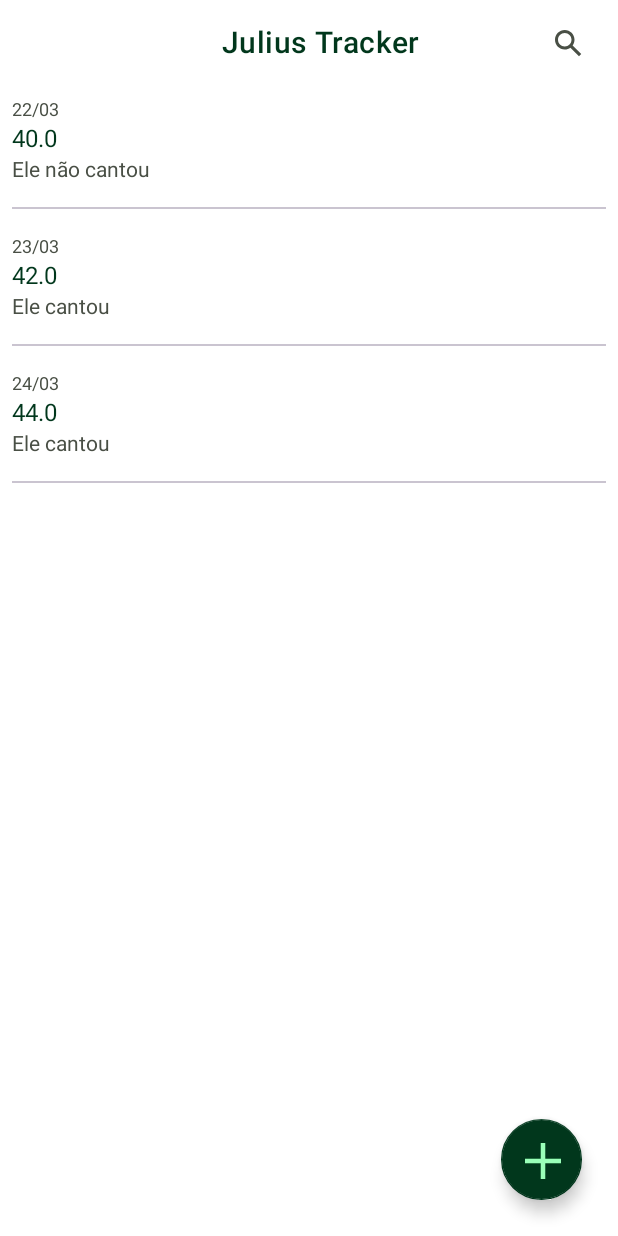
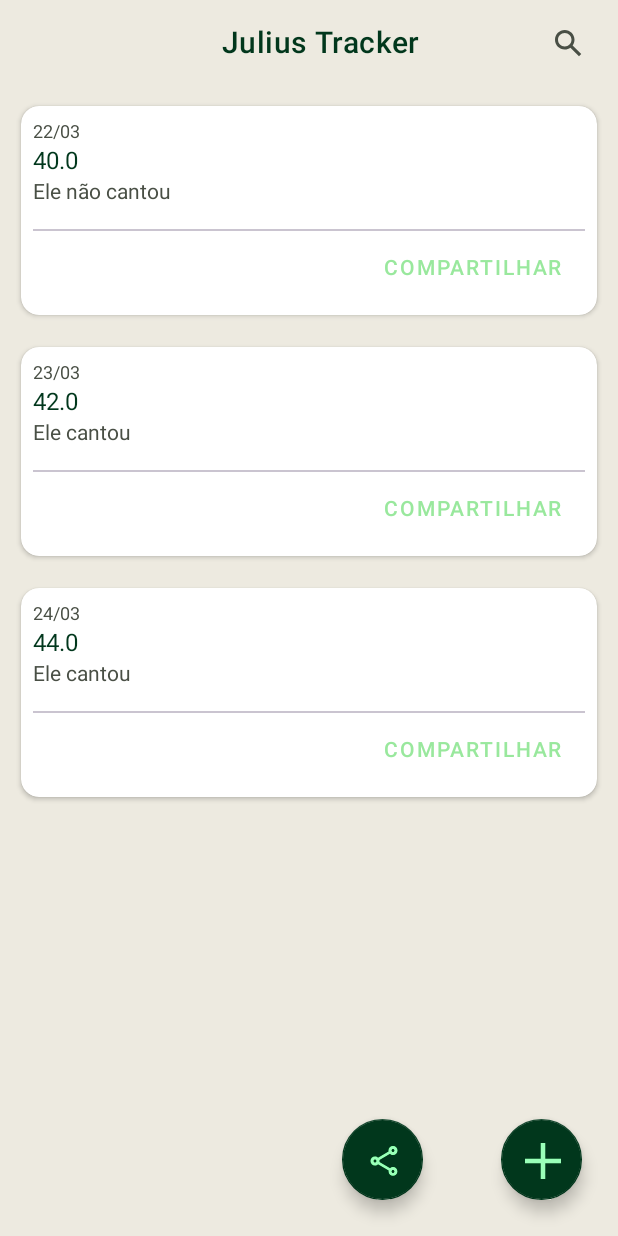
Before and after one commit to heloisa-cardillo/JuliusTracker, an Android app: the screen it shows after launch (MainActivity), on a phone screen of 412 x 824 dp. Run offline under Robolectric (Android 15) with nearby library versions, the phone set to English and light mode, and no system bars.

Commit message:
Renamed xml Cardview ok Implemented click function

```diff
--- a/JuliusTracker/app/src/main/java/com/helo/juliustracker/AdapterDetails.kt
+++ b/JuliusTracker/app/src/main/java/com/helo/juliustracker/AdapterDetails.kt
@@ -10,7 +10,7 @@ class AdapterDetails(private val itemsdetails: List<Medicine>): RecyclerView.Ada
 
     override fun onCreateViewHolder(parent: ViewGroup, viewType: Int): DetailsViewHolder {
         //criar as visualizacoes em tela - criar os itens de lista
-        val viewDetails = LayoutInflater.from(parent.context).inflate(R.layout.item_data_remedio, parent, false)
+        val viewDetails = LayoutInflater.from(parent.context).inflate(R.layout.fragment_form_item, parent, false)
         val holder2 = DetailsViewHolder(viewDetails)
         return holder2
     }
--- a/JuliusTracker/app/src/main/java/com/helo/juliustracker/AdpterMedicine.kt
+++ b/JuliusTracker/app/src/main/java/com/helo/juliustracker/AdpterMedicine.kt
@@ -7,12 +7,12 @@ import android.widget.TextView
 import androidx.recyclerview.widget.RecyclerView
 
 
-class AdpterMedicine(private val itemsformulario: List<Formulario>): RecyclerView.Adapter<AdpterMedicine.FormularioViewHolder>() {
+class AdpterMedicine(private val itemsformulario: List<Formulario>, private val clickLista: Click_lista): RecyclerView.Adapter<AdpterMedicine.FormularioViewHolder>() {
 
     override fun onCreateViewHolder(parent: ViewGroup, viewType: Int): FormularioViewHolder {
         //criar as visualizacoes em tela - criar os itens de lista
         val viewFormulario =
-            LayoutInflater.from(parent.context).inflate(R.layout.item_data_formulario, parent, false)
+            LayoutInflater.from(parent.context).inflate(R.layout.fragment_list_data_item, parent, false)
         // no from passa o contexto da classe, parametros - class AdapterMedicice (xxx)
         val holder = FormularioViewHolder(viewFormulario)
         return holder
@@ -25,6 +25,10 @@ class AdpterMedicine(private val itemsformulario: List<Formulario>): RecyclerVie
         //exibir as visualizacoes para o usuario
         holder.peso.text = itemsformulario[position].peso.toString()
         holder.data.text= itemsformulario[position].data.toString()
+
+        holder.itemView.setOnClickListener {
+            clickLista.onClick(itemsformulario[position])
+        }
 
 
         //holder.cantou.text = itemsformulario[position].cantou.toString()
--- a/JuliusTracker/app/src/main/java/com/helo/juliustracker/Click_lista.kt
+++ b/JuliusTracker/app/src/main/java/com/helo/juliustracker/Click_lista.kt
@@ -1,7 +1,6 @@
 package com.helo.juliustracker
 
-interface Click_lista
-{
+interface Click_lista{
     fun onClick(formulario: Formulario)
 
 }
--- a/JuliusTracker/app/src/main/java/com/helo/juliustracker/ListDataFragment.kt
+++ b/JuliusTracker/app/src/main/java/com/helo/juliustracker/ListDataFragment.kt
@@ -6,12 +6,13 @@ import android.view.LayoutInflater
 import android.view.View
 import android.view.ViewGroup
 import android.widget.Switch
+import androidx.core.os.bundleOf
 import androidx.fragment.app.Fragment
 import androidx.navigation.fragment.findNavController
 import androidx.recyclerview.widget.LinearLayoutManager
 import androidx.recyclerview.widget.RecyclerView
 import com.google.android.material.floatingactionbutton.FloatingActionButton
-import com.helo.juliustracker.databinding.ActivityMainBinding
+
 
 class ListDataFragment : Fragment(), Click_lista {
 
@@ -24,6 +25,7 @@ class ListDataFragment : Fragment(), Click_lista {
     ): View? {
         return inflater.inflate(R.layout.fragment_list_data,container,false)
 //        binding = ActivityMainBinding.inflate(layoutInflater)
+
     }
 
     override fun onViewCreated(view: View, savedInstanceState: Bundle?) {
@@ -37,19 +39,30 @@ class ListDataFragment : Fragment(), Click_lista {
         //otimizar/otimizar nossa lista
         //Configurar o Adapater
 
-        val adapterMedicine = AdpterMedicine(listaFormulario)
+        val clickLista : Click_lista = this
+        val adapterMedicine = AdpterMedicine(listaFormulario,this)
         //nao passa contexto para o adapter -> ja tem acesso e pode levar a problemas de memoria (memoryleak)
         recycler_view_teste.adapter= adapterMedicine
 
-        view.findViewById<FloatingActionButton>(R.id.mais).setOnClickListener {
+        view.findViewById<FloatingActionButton>(R.id.plus_button).setOnClickListener {
             findNavController().navigate(R.id.list_to_detail)
         }
+
+//        view.findViewById<FloatingActionButton>(R.id.share_button).setOnClickListener {
+//            findNavController().
+//        }
     }
 
     override fun onClick(formulario: Formulario) {
-        val intent = Intent(requireContext(), ListDataFragment::class.java)
-        startActivity(intent)
+        findNavController().navigate(R.id.list_to_detail, bundleOf("data" to formulario))
     }
+
+//     fun compartilhar(formulario: Formulario) {
+//        val intent = Intent(requireContext(), ListDataFragment::class.java)
+//        startActivity(intent)
+//    }
+//
+
 }
 
 //childFragmentManager.beginTransaction().add(
--- /dev/null
+++ b/JuliusTracker/app/src/main/res/drawable/share.xml
@@ -0,0 +1,9 @@
+<vector xmlns:android="http://schemas.android.com/apk/res/android"
+    android:width="24dp"
+    android:height="24dp"
+    android:viewportWidth="24"
+    android:viewportHeight="24">
+  <path
+      android:fillColor="@color/light_green"
+      android:pathData="M18,16.08C17.24,16.08 16.56,16.38 16.04,16.85L8.91,12.7C8.96,12.47 9,12.24 9,12S8.96,11.53 8.91,11.3L15.96,7.19C16.5,7.69 17.21,8 18,8C19.66,8 21,6.66 21,5S19.66,2 18,2 15,3.34 15,5C15,5.24 15.04,5.47 15.09,5.7L8.04,9.81C7.5,9.31 6.79,9 6,9C4.34,9 3,10.34 3,12S4.34,15 6,15C6.79,15 7.5,14.69 8.04,14.19L15.16,18.34C15.11,18.55 15.08,18.77 15.08,19C15.08,20.61 16.39,21.91 18,21.91S20.92,20.61 20.92,19C20.92,17.39 19.61,16.08 18,16.08M18,4C18.55,4 19,4.45 19,5S18.55,6 18,6 17,5.55 17,5 17.45,4 18,4M6,13C5.45,13 5,12.55 5,12S5.45,11 6,11 7,11.45 7,12 6.55,13 6,13M18,20C17.45,20 17,19.55 17,19S17.45,18 18,18 19,18.45 19,19 18.55,20 18,20Z"/>
+</vector>
--- a/JuliusTracker/app/src/main/res/layout/fragment_list_data.xml
+++ b/JuliusTracker/app/src/main/res/layout/fragment_list_data.xml
@@ -3,7 +3,8 @@
     xmlns:app="http://schemas.android.com/apk/res-auto"
     android:layout_width="match_parent"
     android:layout_height="match_parent"
-    xmlns:tools="http://schemas.android.com/tools">
+    xmlns:tools="http://schemas.android.com/tools"
+    android:background="#EDEAE0">
 
     <androidx.appcompat.widget.Toolbar
         android:id="@+id/toolbarJ"
@@ -36,7 +37,7 @@
         app:layout_constraintTop_toBottomOf="@id/toolbarJ"/>
 
     <com.google.android.material.floatingactionbutton.FloatingActionButton
-        android:id="@+id/mais"
+        android:id="@+id/plus_button"
         android:layout_width="54dp"
         android:layout_height="54dp"
         android:layout_marginEnd="24dp"
@@ -48,6 +49,20 @@
         android:tintMode="add"
         app:layout_constraintBottom_toBottomOf="@id/recycler_view_teste"
         app:layout_constraintEnd_toEndOf="parent" />
+
+    <com.google.android.material.floatingactionbutton.FloatingActionButton
+        android:id="@+id/share_button"
+        android:layout_width="54dp"
+        android:layout_height="54dp"
+        android:layout_marginEnd="52dp"
+        android:layout_marginBottom="36dp"
+        android:background="@color/cardin_green"
+        android:backgroundTint="@color/cardin_green"
+        android:src="@drawable/share"
+        android:tintMode="add"
+        app:backgroundTintMode="add"
+        app:layout_constraintTop_toTopOf="@id/plus_button"
+        app:layout_constraintEnd_toStartOf="@id/plus_button"/>
 
     <LinearLayout
         android:layout_width="wrap_content"
--- /dev/null
+++ b/JuliusTracker/app/src/main/res/layout/fragment_list_data_item.xml
@@ -0,0 +1,64 @@
+<androidx.cardview.widget.CardView xmlns:android="http://schemas.android.com/apk/res/android"
+    xmlns:app="http://schemas.android.com/apk/res-auto"
+    android:layout_width="match_parent"
+    android:layout_height="wrap_content"
+    android:layout_marginStart="8dp"
+    android:layout_marginTop="8dp"
+    android:layout_marginEnd="8dp"
+    app:contentPadding="8dp"
+    app:cardUseCompatPadding="true"
+    app:cardCornerRadius="12dp">
+
+
+    <LinearLayout
+        android:layout_width="match_parent"
+        android:layout_height="wrap_content"
+        android:background="@color/white"
+        android:orientation="vertical">
+
+
+        <TextView
+            android:id="@+id/data"
+            android:layout_width="wrap_content"
+            android:layout_height="wrap_content"
+            android:text="Data"
+            android:textColor="@color/cabbage_pont"
+            android:textSize="12sp"
+            app:layout_constraintStart_toStartOf="parent"
+            app:layout_constraintTop_toTopOf="parent" />
+
+        <TextView
+            android:id="@+id/peso"
+            android:layout_width="wrap_content"
+            android:layout_height="wrap_content"
+            android:text="x gramas"
+            android:textColor="@color/cardin_green"
+            android:textSize="16sp" />
+
+        <TextView
+            android:id="@+id/cantar"
+            android:layout_width="wrap_content"
+            android:layout_height="wrap_content"
+            android:text="Ele cantou!"
+            android:textColor="@color/cabbage_pont"
+            android:textSize="14sp" />
+
+        <View
+            android:id="@+id/linha"
+            android:layout_width="match_parent"
+            android:layout_height="1dp"
+            android:layout_marginTop="16dp"
+            android:background="@color/gray_suit"
+            app:layout_constraintStart_toStartOf="parent"
+            app:layout_constraintTop_toBottomOf="@id/cantar" />
+
+        <Button
+            android:layout_width="wrap_content"
+            android:layout_height="wrap_content"
+            android:background="?attr/selectableItemBackground"
+            android:text="Compartilhar"
+            android:textColor="@color/light_green"
+            android:layout_gravity="end"/>
+
+    </LinearLayout>
+</androidx.cardview.widget.CardView>
--- a/JuliusTracker/app/src/main/res/layout/item_data_formulario.xml
+++ /dev/null
@@ -1,48 +0,0 @@
-<LinearLayout xmlns:android="http://schemas.android.com/apk/res/android"
-    xmlns:app="http://schemas.android.com/apk/res-auto"
-    android:layout_height="wrap_content"
-    android:layout_width="match_parent"
-    android:orientation="vertical"
-    android:paddingBottom="8dp"
-    android:layout_marginTop="8dp"
-    android:layout_marginStart="8dp"
-    android:layout_marginEnd="8dp"
-    android:background="@color/white">
-
-
-    <TextView
-        android:id="@+id/data"
-        android:layout_width="wrap_content"
-        android:layout_height="wrap_content"
-        app:layout_constraintStart_toStartOf="parent"
-        app:layout_constraintTop_toTopOf="parent"
-        android:text="Data"
-        android:textColor="@color/cabbage_pont"
-        android:textSize="12sp" />
-
-    <TextView
-        android:id="@+id/peso"
-        android:layout_width="wrap_content"
-        android:layout_height="wrap_content"
-        android:text="x gramas"
-        android:textColor="@color/cardin_green"
-        android:textSize="16sp" />
-
-    <TextView
-        android:id="@+id/cantar"
-        android:layout_width="wrap_content"
-        android:layout_height="wrap_content"
-        android:text="Ele cantou!"
-        android:textColor="@color/cabbage_pont"
-        android:textSize="14sp" />
-
-    <View
-        android:id="@+id/linha"
-        android:layout_width="match_parent"
-        android:layout_height="1dp"
-        android:layout_marginTop="16dp"
-        app:layout_constraintStart_toStartOf="parent"
-        app:layout_constraintTop_toBottomOf="@id/cantar"
-        android:background="@color/gray_suit" />
-
-</LinearLayout>
--- a/JuliusTracker/app/src/main/res/navigation/nav_graph.xml
+++ b/JuliusTracker/app/src/main/res/navigation/nav_graph.xml
@@ -9,7 +9,12 @@
         android:name="com.helo.juliustracker.ListDataFragment">
         <action
             android:id="@+id/list_to_detail"
-            app:destination="@+id/detail"/>
+            app:destination="@+id/detail">
+<!--            <argument-->
+<!--                android:name="data"-->
+<!--                app:argType="com.helo.juliustracker.Formulario"-->
+<!--                android:defaultValue="@null" />-->
+        </action>
 
     </fragment>
 
```
Also changed, not shown: JuliusTracker/app/src/main/AndroidManifest.xml (+6 -6 lines), JuliusTracker/app/src/main/java/com/helo/juliustracker/FormFragment.kt (+10 -2 lines), JuliusTracker/app/src/main/java/com/helo/juliustracker/Formulario.kt (+66 -2 lines), JuliusTracker/app/src/main/res/layout/card_view.xml (deleted, +0 -58 lines), JuliusTracker/app/src/main/res/layout/fragment_form_item.xml (renamed from JuliusTracker/app/src/main/res/layout/item_data_remedio.xml).
